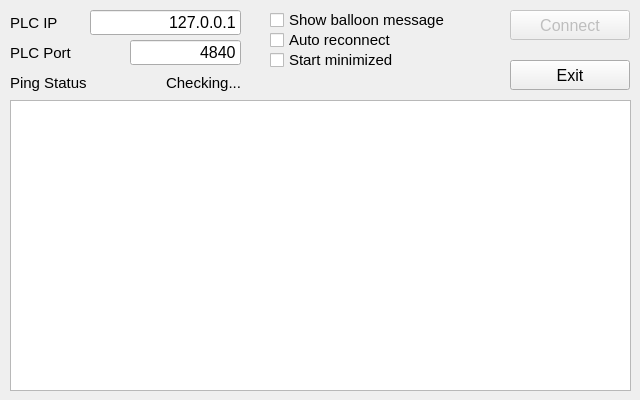
Qt form Logical/mappRemoteShell/PythonScript/window.ui (br-automation-com/mappRemoteShell) before a commit.
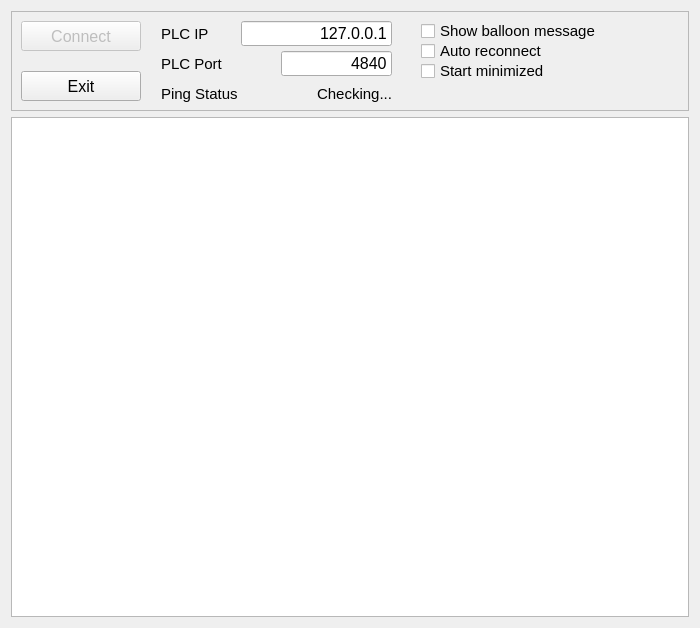
The same form after that commit. Icons and pictures are not drawn.

Commit message: Make Python window resizable

Diff of the .ui file:
```diff
--- a/Logical/mappRemoteShell/PythonScript/window.ui
+++ b/Logical/mappRemoteShell/PythonScript/window.ui
@@ -6,45 +6,42 @@
    <rect>
     <x>0</x>
     <y>0</y>
-    <width>640</width>
-    <height>400</height>
+    <width>700</width>
+    <height>624</height>
    </rect>
   </property>
-  <property name="minimumSize">
-   <size>
-    <width>640</width>
-    <height>400</height>
-   </size>
-  </property>
-  <property name="maximumSize">
-   <size>
-    <width>640</width>
-    <height>422</height>
-   </size>
-  </property>
   <property name="windowTitle">
    <string>mappRemote Shell V1.0</string>
   </property>
   <property name="locale">
    <locale language="English" country="UnitedStates"/>
   </property>
-  <widget class="QWidget" name="centralwidget">
+  <widget class="QWidget" name="centralWidget">
+   <layout class="QGridLayout" name="gridLayout_2">
+    <item row="0" column="0">
+     <widget class="QFrame" name="frame">
+      <property name="sizePolicy">
+       <sizepolicy hsizetype="Preferred" vsizetype="Fixed">
+        <horstretch>0</horstretch>
+        <verstretch>0</verstretch>
+       </sizepolicy>
+      </property>
    <property name="minimumSize">
     <size>
-     <width>640</width>
-     <height>400</height>
-    </size>
-   </property>
-   <property name="maximumSize">
-    <size>
-     <width>10000</width>
-     <height>380</height>
-    </size>
+        <width>600</width>
+        <height>100</height>
+       </size>
+      </property>
+      <property name="frameShape">
+       <enum>QFrame::StyledPanel</enum>
+      </property>
+      <property name="frameShadow">
+       <enum>QFrame::Raised</enum>
    </property>
    <widget class="QPushButton" name="btnExit">
     <property name="geometry">
      <rect>
-      <x>510</x>
+         <x>10</x>
       <y>60</y>
       <width>120</width>
       <height>30</height>
@@ -59,149 +56,13 @@
      <string>Exit</string>
     </property>
    </widget>
-   <widget class="QLabel" name="labPLC_IP">
-    <property name="geometry">
-     <rect>
-      <x>10</x>
-      <y>10</y>
-      <width>81</width>
-      <height>25</height>
-     </rect>
-    </property>
-    <property name="font">
-     <font>
-      <pointsize>11</pointsize>
-     </font>
-    </property>
-    <property name="text">
-     <string>PLC IP</string>
-    </property>
-   </widget>
-   <widget class="QLabel" name="labPLC_Port">
-    <property name="geometry">
-     <rect>
-      <x>10</x>
-      <y>40</y>
-      <width>81</width>
-      <height>25</height>
-     </rect>
-    </property>
-    <property name="font">
-     <font>
-      <pointsize>11</pointsize>
-     </font>
-    </property>
-    <property name="text">
-     <string>PLC Port</string>
-    </property>
-   </widget>
-   <widget class="QLineEdit" name="txtPLC_IP">
-    <property name="geometry">
-     <rect>
-      <x>90</x>
-      <y>10</y>
-      <width>151</width>
-      <height>25</height>
-     </rect>
-    </property>
-    <property name="font">
-     <font>
-      <pointsize>12</pointsize>
-     </font>
-    </property>
-    <property name="layoutDirection">
-     <enum>Qt::LeftToRight</enum>
-    </property>
-    <property name="text">
-     <string>127.0.0.1</string>
-    </property>
-    <property name="alignment">
-     <set>Qt::AlignRight|Qt::AlignTrailing|Qt::AlignVCenter</set>
-    </property>
-   </widget>
-   <widget class="QLineEdit" name="txtPLC_Port">
-    <property name="geometry">
-     <rect>
-      <x>130</x>
-      <y>40</y>
-      <width>111</width>
-      <height>25</height>
-     </rect>
-    </property>
-    <property name="font">
-     <font>
-      <pointsize>12</pointsize>
-     </font>
-    </property>
-    <property name="layoutDirection">
-     <enum>Qt::LeftToRight</enum>
-    </property>
-    <property name="text">
-     <string>4840</string>
-    </property>
-    <property name="alignment">
-     <set>Qt::AlignRight|Qt::AlignTrailing|Qt::AlignVCenter</set>
-    </property>
-   </widget>
-   <widget class="QPlainTextEdit" name="txtStatus">
-    <property name="geometry">
-     <rect>
-      <x>10</x>
-      <y>100</y>
-      <width>621</width>
-      <height>291</height>
-     </rect>
-    </property>
-   </widget>
-   <widget class="QLabel" name="labPLC_Ping">
-    <property name="geometry">
-     <rect>
-      <x>10</x>
-      <y>70</y>
-      <width>101</width>
-      <height>25</height>
-     </rect>
-    </property>
-    <property name="font">
-     <font>
-      <pointsize>11</pointsize>
-     </font>
-    </property>
-    <property name="text">
-     <string>Ping Status</string>
-    </property>
-   </widget>
-   <widget class="QLabel" name="labPLC_Ping_Status">
-    <property name="geometry">
-     <rect>
-      <x>120</x>
-      <y>70</y>
-      <width>121</width>
-      <height>25</height>
-     </rect>
-    </property>
-    <property name="font">
-     <font>
-      <pointsize>11</pointsize>
-     </font>
-    </property>
-    <property name="layoutDirection">
-     <enum>Qt::LeftToRight</enum>
-    </property>
-    <property name="text">
-     <string>Checking...</string>
-    </property>
-    <property name="alignment">
-     <set>Qt::AlignRight|Qt::AlignTrailing|Qt::AlignVCenter</set>
-    </property>
-   </widget>
    <widget class="QPushButton" name="btnConnect">
     <property name="enabled">
      <bool>false</bool>
     </property>
     <property name="geometry">
      <rect>
-      <x>510</x>
+         <x>10</x>
       <y>10</y>
       <width>120</width>
       <height>30</height>
@@ -216,10 +77,28 @@
      <string>Connect</string>
     </property>
    </widget>
+      <widget class="QCheckBox" name="chkMinimized">
+       <property name="geometry">
+        <rect>
+         <x>410</x>
+         <y>50</y>
+         <width>211</width>
+         <height>20</height>
+        </rect>
+       </property>
+       <property name="font">
+        <font>
+         <pointsize>11</pointsize>
+        </font>
+       </property>
+       <property name="text">
+        <string>Start minimized</string>
+       </property>
+      </widget>
    <widget class="QCheckBox" name="chkBalloon">
     <property name="geometry">
      <rect>
-      <x>270</x>
+         <x>410</x>
       <y>10</y>
       <width>231</width>
       <height>20</height>
@@ -234,10 +113,52 @@
      <string>Show balloon message</string>
     </property>
    </widget>
+      <widget class="QLineEdit" name="txtPLC_IP">
+       <property name="geometry">
+        <rect>
+         <x>230</x>
+         <y>10</y>
+         <width>151</width>
+         <height>25</height>
+        </rect>
+       </property>
+       <property name="font">
+        <font>
+         <pointsize>12</pointsize>
+        </font>
+       </property>
+       <property name="layoutDirection">
+        <enum>Qt::LeftToRight</enum>
+       </property>
+       <property name="text">
+        <string>127.0.0.1</string>
+       </property>
+       <property name="alignment">
+        <set>Qt::AlignRight|Qt::AlignTrailing|Qt::AlignVCenter</set>
+       </property>
+      </widget>
+      <widget class="QLabel" name="labPLC_Ping">
+       <property name="geometry">
+        <rect>
+         <x>150</x>
+         <y>70</y>
+         <width>101</width>
+         <height>25</height>
+        </rect>
+       </property>
+       <property name="font">
+        <font>
+         <pointsize>11</pointsize>
+        </font>
+       </property>
+       <property name="text">
+        <string>Ping Status</string>
+       </property>
+      </widget>
    <widget class="QCheckBox" name="chkReconnect">
     <property name="geometry">
      <rect>
-      <x>270</x>
+         <x>410</x>
       <y>30</y>
       <width>211</width>
       <height>20</height>
@@ -252,26 +173,117 @@
      <string>Auto reconnect</string>
     </property>
    </widget>
-   <widget class="QCheckBox" name="chkMinimized">
+      <widget class="QLineEdit" name="txtPLC_Port">
     <property name="geometry">
      <rect>
       <x>270</x>
-      <y>50</y>
-      <width>211</width>
-      <height>20</height>
+         <y>40</y>
+         <width>111</width>
+         <height>25</height>
      </rect>
     </property>
     <property name="font">
      <font>
+         <pointsize>12</pointsize>
+        </font>
+       </property>
+       <property name="layoutDirection">
+        <enum>Qt::LeftToRight</enum>
+       </property>
+       <property name="text">
+        <string>4840</string>
+       </property>
+       <property name="alignment">
+        <set>Qt::AlignRight|Qt::AlignTrailing|Qt::AlignVCenter</set>
+       </property>
+      </widget>
+      <widget class="QLabel" name="labPLC_IP">
+       <property name="geometry">
+        <rect>
+         <x>150</x>
+         <y>10</y>
+         <width>81</width>
+         <height>25</height>
+        </rect>
+       </property>
+       <property name="font">
+        <font>
       <pointsize>11</pointsize>
      </font>
     </property>
     <property name="text">
-     <string>Start minimized</string>
-    </property>
-   </widget>
-  </widget>
- </widget>
+        <string>PLC IP</string>
+       </property>
+      </widget>
+      <widget class="QLabel" name="labPLC_Ping_Status">
+       <property name="geometry">
+        <rect>
+         <x>260</x>
+         <y>70</y>
+         <width>121</width>
+         <height>25</height>
+        </rect>
+       </property>
+       <property name="font">
+        <font>
+         <pointsize>11</pointsize>
+        </font>
+       </property>
+       <property name="layoutDirection">
+        <enum>Qt::LeftToRight</enum>
+       </property>
+       <property name="text">
+        <string>Checking...</string>
+       </property>
+       <property name="alignment">
+        <set>Qt::AlignRight|Qt::AlignTrailing|Qt::AlignVCenter</set>
+       </property>
+      </widget>
+      <widget class="QLabel" name="labPLC_Port">
+       <property name="geometry">
+        <rect>
+         <x>150</x>
+         <y>40</y>
+         <width>81</width>
+         <height>25</height>
+        </rect>
+       </property>
+       <property name="font">
+        <font>
+         <pointsize>11</pointsize>
+        </font>
+       </property>
+       <property name="text">
+        <string>PLC Port</string>
+       </property>
+      </widget>
+     </widget>
+    </item>
+    <item row="1" column="0">
+     <widget class="QSplitter" name="splitter">
+      <property name="sizePolicy">
+       <sizepolicy hsizetype="Preferred" vsizetype="Preferred">
+        <horstretch>0</horstretch>
+        <verstretch>0</verstretch>
+       </sizepolicy>
+      </property>
+      <property name="orientation">
+       <enum>Qt::Horizontal</enum>
+      </property>
+      <widget class="QPlainTextEdit" name="txtStatus">
+       <property name="minimumSize">
+        <size>
+         <width>0</width>
+         <height>500</height>
+        </size>
+       </property>
+      </widget>
+     </widget>
+    </item>
+   </layout>
+  </widget>
+ </widget>
+ <layoutdefault spacing="6" margin="11"/>
  <resources/>
  <connections/>
 </ui>
```
Left out of the diff: 7 changed lines with no effect on the pictures. Lines whose indentation alone changed are shown as unchanged. The commit also changes 2 other files.
